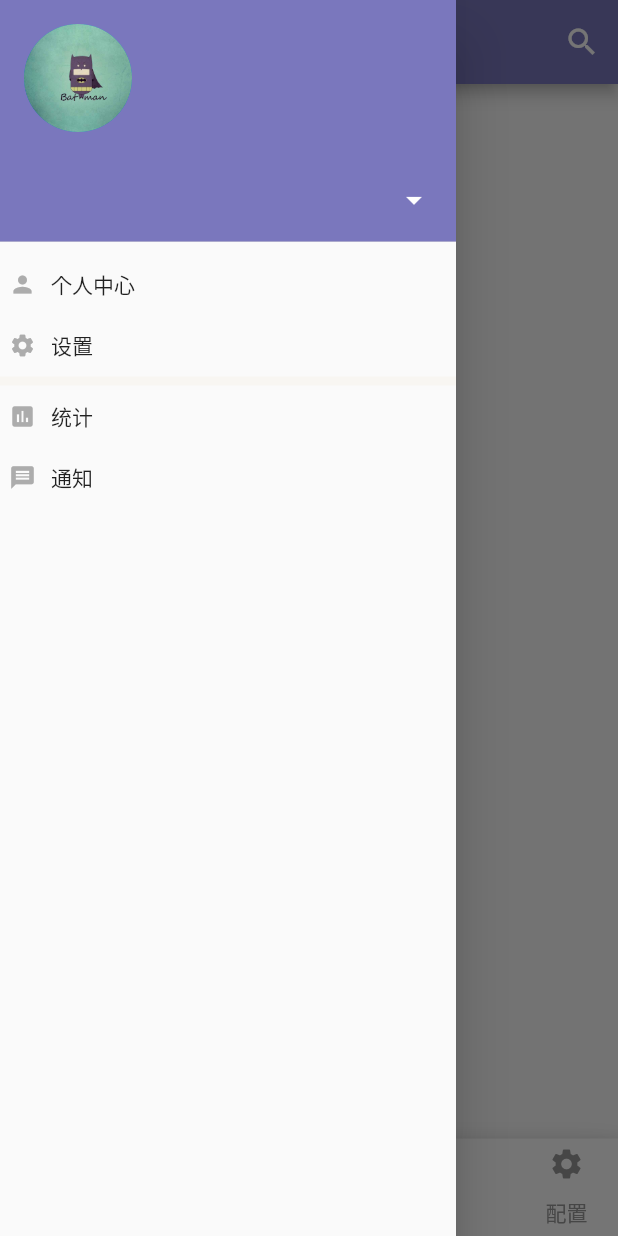
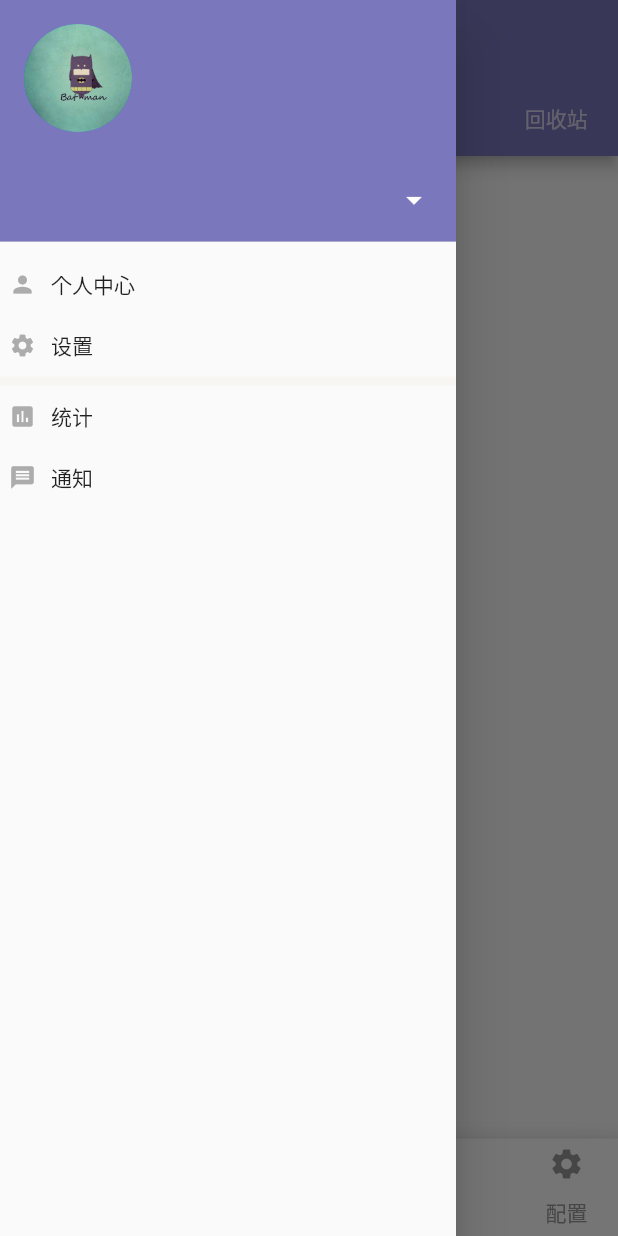
Before and after one commit to Madisoon/message_server_flutter, a Flutter app: the HomePage screen opened directly, with the side drawer open, on a phone screen of 412 x 824 dp. Run offline on Flutter 3.47's test engine with Material 2 defaults, Android fonts, the light colour scheme and no system bars; our stand-ins replace charts_flutter, flare_flutter, shared_preferences; accounts and stored records are empty; network calls fail.

Commit message:
增加主题

```diff
--- a/lib/pages/AboutUsPage.dart
+++ b/lib/pages/AboutUsPage.dart
@@ -21,7 +21,6 @@ class AboutUsPageState extends State<AboutUsPage> {
         // Here we take the value from the MyHomePage object that was created by
         // the App.build method, and use it to set our appbar title.
         title: new Text('关于我们'),
-        backgroundColor: Color(0xFF7a77bd),
       ),
       body: new Text('关于我们'),
     );
--- a/lib/pages/HelpAndFeedbackPage.dart
+++ b/lib/pages/HelpAndFeedbackPage.dart
@@ -21,7 +21,6 @@ class HelpAndFeedbackPageState extends State<HelpAndFeedbackPage> {
         // Here we take the value from the MyHomePage object that was created by
         // the App.build method, and use it to set our appbar title.
         title: new Text('帮助与反馈'),
-        backgroundColor: Color(0xFF7a77bd),
       ),
       body: new Text('帮助与反馈'),
     );
--- a/lib/pages/HomePage.dart
+++ b/lib/pages/HomePage.dart
@@ -214,24 +214,6 @@ class _HomePageState extends State<HomePage> {
       index: tabIndex,
     );
     return Scaffold(
-        appBar: AppBar(
-          // Here we take the value from the MyHomePage object that was created by
-          // the App.build method, and use it to set our appbar title.
-          title: new Text(CommonConstant.APP_BAR_TITLE[tabIndex]),
-          backgroundColor: Color(0xFF7a77bd),
-          actions: <Widget>[
-            IconButton(
-              icon: Icon(Icons.search, color: Colors.white),
-              tooltip: '过滤',
-              onPressed: () {
-                Navigator.push<String>(context,
-                    new MaterialPageRoute(builder: (BuildContext context) {
-                  return new SearchManager();
-                })).then((String id) {});
-              },
-            ),
-          ],
-        ),
         floatingActionButton: new FloatingActionButton(
           backgroundColor: Colors.white,
           elevation: 2.0,
@@ -272,30 +254,6 @@ class _HomePageState extends State<HomePage> {
             shape: CircularNotchedRectangle(),
             color: Colors.white,
           ),
-/*              new CupertinoTabBar(
-            items: <BottomNavigationBarItem>[
-              BottomNavigationBarItem(
-                  icon: Icon(Icons.home),
-                  title: Text(CommonConstant.APP_BAR_TITLE[0])),
-              BottomNavigationBarItem(
-                  icon: Icon(Icons.business),
-                  title: Text(CommonConstant.APP_BAR_TITLE[1])),
-              BottomNavigationBarItem(
-                  icon: Icon(Icons.school),
-                  title: Text(CommonConstant.APP_BAR_TITLE[2])),
-              BottomNavigationBarItem(
-                  icon: Icon(Icons.school),
-                  title: Text(CommonConstant.APP_BAR_TITLE[3])),
-            ],
-            currentIndex: tabIndex,
-            activeColor: Color(0xFF7a77bd),
-            backgroundColor: Colors.white,
-            onTap: (index) {
-              setState(() {
-                tabIndex = index;
-              });
-            },
-          ),*/
         ));
   }
 }
--- a/lib/pages/InformationDetailPage.dart
+++ b/lib/pages/InformationDetailPage.dart
@@ -105,7 +105,6 @@ class InformationDetailPageState extends State<InformationDetailPage> {
         key: scaffoldInformationDetailKey,
         appBar: AppBar(
           title: Text('详情'),
-          backgroundColor: Color(0xFF00c1d0),
           actions: <Widget>[
             IconButton(
               icon: Icon(Icons.share),
--- a/lib/pages/InformationPage.dart
+++ b/lib/pages/InformationPage.dart
@@ -23,7 +23,6 @@ class InformationPageState extends State<InformationPage>
     return Scaffold(
       appBar: new AppBar(
         title: new Text('详情'),
-        backgroundColor: Color(0xFF00c1d0),
         bottom: TabBar(
             //生成Tab菜单
             controller: _tabController,
--- a/lib/pages/InformationStatisticsPage.dart
+++ b/lib/pages/InformationStatisticsPage.dart
@@ -66,7 +66,6 @@ class InformationStatisticsPageState extends State<InformationStatisticsPage> {
         // Here we take the value from the MyHomePage object that was created by
         // the App.build method, and use it to set our appbar title.
         title: new Text('统计'),
-        backgroundColor: Color(0xFF7a77bd),
         actions: <Widget>[
           PopupMenuButton<String>(
             itemBuilder: (BuildContext context) => <PopupMenuEntry<String>>[
--- a/lib/pages/MessagePostPage.dart
+++ b/lib/pages/MessagePostPage.dart
@@ -14,7 +14,12 @@ class MessagePostPage extends StatefulWidget {
   MessagePostPageState createState() => MessagePostPageState();
 }
 
-class MessagePostPageState extends State<MessagePostPage> {
+class MessagePostPageState extends State<MessagePostPage>
+    with SingleTickerProviderStateMixin {
+
+  TabController _tabController; //需要定义一个Controller
+  List tabs = ["推送", "监控", "展示", "历史", "回收站"];
+
   var listData = [];
 
   /// 第1页
@@ -45,6 +50,7 @@ class MessagePostPageState extends State<MessagePostPage> {
       }
     });
     getPostInformation();
+    _tabController = TabController(length: tabs.length, vsync: this);
   }
 
   @override
@@ -249,6 +255,15 @@ class MessagePostPageState extends State<MessagePostPage> {
         emptyPageStatus ? new Center(child: Text('空空如也')) : buildMessageList();
     return Scaffold(
       // 这是中间内容
+      appBar: AppBar(
+        // Here we take the value from the MyHomePage object that was created by
+        // the App.build method, and use it to set our appbar title.
+        title: new Text('信息'),
+        bottom: TabBar(
+            //生成Tab菜单
+            controller: _tabController,
+            tabs: tabs.map((e) => Tab(text: e)).toList()),
+      ),
       body: new RefreshIndicator(
         child: buildMessageList(),
         color: Color(0xFF7a77bd),
--- a/lib/pages/MonitorInformationDetailPage.dart
+++ b/lib/pages/MonitorInformationDetailPage.dart
@@ -156,7 +156,6 @@ class MonitorInformationDetailPageState
     return Scaffold(
       appBar: new AppBar(
         title: new Text('详情'),
-        backgroundColor: Color(0xFF00c1d0),
         actions: <Widget>[
           IconButton(
             icon: Icon(Icons.delete_outline),
--- a/lib/pages/PersonInformationPage.dart
+++ b/lib/pages/PersonInformationPage.dart
@@ -33,7 +33,6 @@ class PersonInformationPageState extends State<PersonInformationPage> {
         // Here we take the value from the MyHomePage object that was created by
         // the App.build method, and use it to set our appbar title.
         title: new Text('个人中心'),
-        backgroundColor: Color(0xFF7a77bd),
       ),
       body: new Container(
         color: Colors.grey.shade200,
--- a/lib/pages/SystemNoticePage.dart
+++ b/lib/pages/SystemNoticePage.dart
@@ -85,7 +85,6 @@ class SystemNoticePageState extends State<SystemNoticePage> {
         // Here we take the value from the MyHomePage object that was created by
         // the App.build method, and use it to set our appbar title.
         title: new Text('系统通知'),
-        backgroundColor: Color(0xFF7a77bd),
       ),
       body: ListView(
         children: <Widget>[
--- a/lib/pages/SystemSettingPage.dart
+++ b/lib/pages/SystemSettingPage.dart
@@ -22,7 +22,6 @@ class SystemSettingPageState extends State<SystemSettingPage> {
           // Here we take the value from the MyHomePage object that was created by
           // the App.build method, and use it to set our appbar title.
           title: new Text('设置'),
-          backgroundColor: Color(0xFF7a77bd),
           actions: <Widget>[],
         ),
         body: Container(
--- a/lib/pages/TagShowPage.dart
+++ b/lib/pages/TagShowPage.dart
@@ -320,7 +320,6 @@ class TagShowPageState extends State<TagShowPage> {
     return Scaffold(
         appBar: new AppBar(
           title: new Text('选择标签'),
-          backgroundColor: Color(0xFF00c1d0),
           iconTheme: new IconThemeData(color: Colors.white),
           actions: <Widget>[
             IconButton(
```
Also changed, not shown: lib/main.dart (+17 -2 lines).
